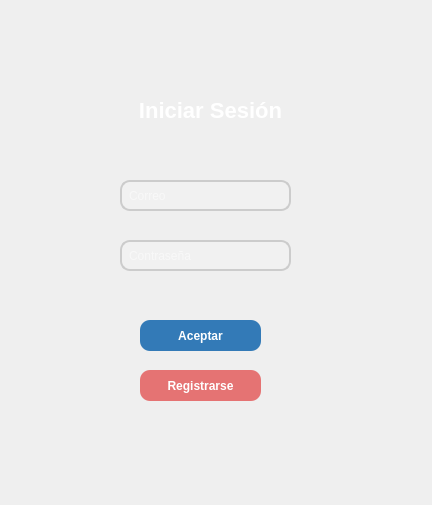
Above: src/vista/ui/VistaLogging.ui from jaimecarfe/menule before the change. Below: the same form after it.
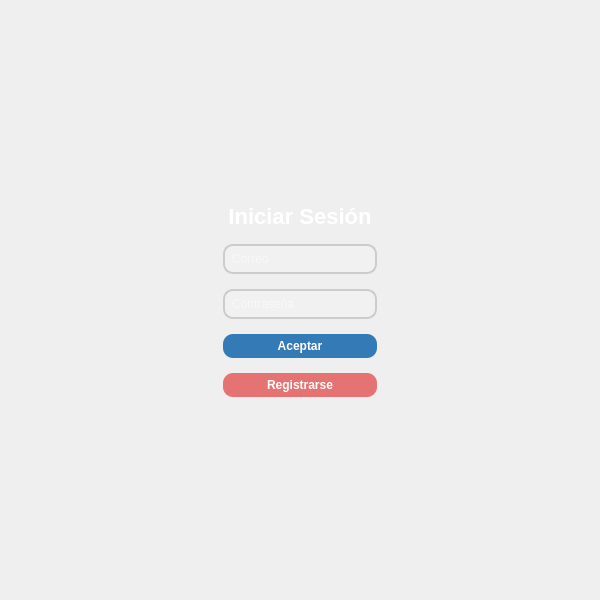
That is the form after the change.

Commit message: responsive registro y logging

What changed in the file:
```diff
--- a/src/vista/ui/VistaLogging.ui
+++ b/src/vista/ui/VistaLogging.ui
@@ -3,18 +3,69 @@
 <class>VistaLogging</class>
 <widget class="QMainWindow" name="VistaLogging">
 <property name="geometry">
-<rect><x>0</x><y>0</y><width>432</width><height>505</height></rect>
+   <rect>
+    <x>0</x>
+    <y>0</y>
+    <width>600</width>
+    <height>600</height>
+   </rect>
 </property>
 <property name="windowTitle">
 <string>MenULE - Iniciar Sesión</string>
 </property>
 <widget class="QWidget" name="centralwidget">
+   <layout class="QVBoxLayout" name="mainVerticalLayout">
+    <item>
+     <spacer name="verticalSpacerTop">
+      <property name="orientation">
+       <enum>Qt::Vertical</enum>
+      </property>
+      <property name="sizeHint" stdset="0">
+       <size>
+        <width>20</width>
+        <height>40</height>
+       </size>
+      </property>
+     </spacer>
+    </item>
+    <item>
+     <layout class="QHBoxLayout" name="horizontalLayout">
+      <item>
+       <spacer name="horizontalSpacerLeft">
+        <property name="orientation">
+         <enum>Qt::Horizontal</enum>
+        </property>
+        <property name="sizeHint" stdset="0">
+         <size>
+          <width>40</width>
+          <height>20</height>
+         </size>
+        </property>
+       </spacer>
+      </item>
+      <item>
 <widget class="QFrame" name="frame">
-<property name="geometry">
-<rect><x>10</x><y>10</y><width>391</width><height>461</height></rect>
-</property>
+        <property name="frameShape">
+         <enum>QFrame::NoFrame</enum>
+        </property>
+        <layout class="QVBoxLayout" name="verticalLayoutFrame">
+         <property name="spacing">
+          <number>15</number>
+         </property>
+         <property name="leftMargin">
+          <number>20</number>
+         </property>
+         <property name="topMargin">
+          <number>20</number>
+         </property>
+         <property name="rightMargin">
+          <number>20</number>
+         </property>
+         <property name="bottomMargin">
+          <number>20</number>
+         </property>
+         <item>
 <widget class="QLabel" name="label_iniciosesion">
-<property name="geometry"><rect><x>100</x><y>80</y><width>201</width><height>41</height></rect></property>
 <property name="text">
 <string>Iniciar Sesión</string>
 </property>
@@ -22,14 +73,22 @@
 <set>Qt::AlignCenter</set>
 </property>
 </widget>
+         </item>
+         <item>
 <widget class="QLineEdit" name="lineEdit_usuario">
-<property name="geometry"><rect><x>110</x><y>170</y><width>171</width><height>31</height></rect></property>
+           <property name="minimumWidth">
+            <number>200</number>
+           </property>
 <property name="placeholderText">
 <string>Correo</string>
 </property>
 </widget>
+         </item>
+         <item>
 <widget class="QLineEdit" name="lineEdit_contrasena">
-<property name="geometry"><rect><x>110</x><y>230</y><width>171</width><height>31</height></rect></property>
+           <property name="minimumWidth">
+            <number>200</number>
+           </property>
 <property name="echoMode">
 <enum>QLineEdit::Password</enum>
 </property>
@@ -37,21 +96,62 @@
 <string>Contraseña</string>
 </property>
 </widget>
+         </item>
+         <item>
 <widget class="QPushButton" name="pushButton_aceptar">
-<property name="geometry"><rect><x>130</x><y>310</y><width>121</width><height>31</height></rect></property>
+           <property name="minimumWidth">
+            <number>200</number>
+           </property>
 <property name="text">
 <string>Aceptar</string>
 </property>
 </widget>
+         </item>
+         <item>
 <widget class="QPushButton" name="pushButton_registro">
-<property name="geometry"><rect><x>130</x><y>360</y><width>121</width><height>31</height></rect></property>
+           <property name="minimumWidth">
+            <number>200</number>
+           </property>
 <property name="text">
 <string>Registrarse</string>
 </property>
 </widget>
-</widget>
-</widget>
-<property name="styleSheet"><string>
+         </item>
+        </layout>
+       </widget>
+      </item>
+      <item>
+       <spacer name="horizontalSpacerRight">
+        <property name="orientation">
+         <enum>Qt::Horizontal</enum>
+        </property>
+        <property name="sizeHint" stdset="0">
+         <size>
+          <width>40</width>
+          <height>20</height>
+         </size>
+        </property>
+       </spacer>
+      </item>
+     </layout>
+    </item>
+    <item>
+     <spacer name="verticalSpacerBottom">
+      <property name="orientation">
+       <enum>Qt::Vertical</enum>
+      </property>
+      <property name="sizeHint" stdset="0">
+       <size>
+        <width>20</width>
+        <height>40</height>
+       </size>
+      </property>
+     </spacer>
+    </item>
+   </layout>
+  </widget>
+  <property name="styleSheet">
+   <string notr="true">
 QMainWindow {
     background-color: qlineargradient(x1:0, y1:0, x2:1, y2:1,
                                       stop:0 #3a1c71, stop:1 #d76d77);
```
Left out of the diff: 6 changed lines with no effect on the pictures. Lines whose indentation alone changed are shown as unchanged. The commit also changes 26 other files.
